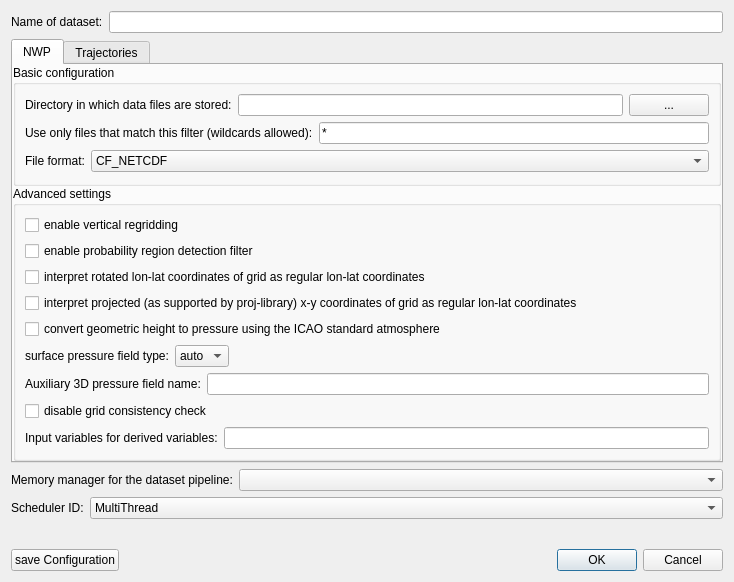
Before: the Qt Designer form src/gxfw/adddatasetdialog.ui in chrismile/met.3d, drawn with Qt 5.
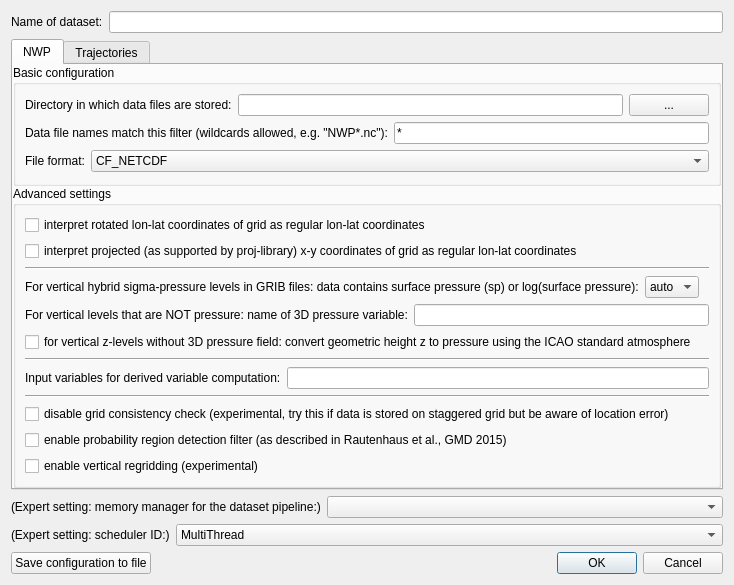
After: the same form once the commit is applied.

Commit message: add dataset dialog: updated labels for more meaningful descriptions of options

```diff
--- a/src/gxfw/adddatasetdialog.ui
+++ b/src/gxfw/adddatasetdialog.ui
@@ -113,7 +113,7 @@
             <item>
              <widget class="QLabel" name="label_7">
               <property name="text">
-               <string>Use only files that match this filter (wildcards allowed):</string>
+               <string>Data file names match this filter (wildcards allowed, e.g. &quot;NWP*.nc&quot;):</string>
               </property>
              </widget>
             </item>
@@ -166,20 +166,6 @@
           <string>Advanced settings</string>
          </property>
          <layout class="QVBoxLayout" name="verticalLayout_2">
-          <item>
-           <widget class="QCheckBox" name="regriddingBool">
-            <property name="text">
-             <string>enable vertical regridding</string>
-            </property>
-           </widget>
-          </item>
-          <item>
-           <widget class="QCheckBox" name="propRegBool">
-            <property name="text">
-             <string>enable probability region detection filter</string>
-            </property>
-           </widget>
-          </item>
           <item>
            <widget class="QCheckBox" name="treatRotatedAsRegularCheckBox">
             <property name="text">
@@ -195,9 +181,9 @@
            </widget>
           </item>
           <item>
-           <widget class="QCheckBox" name="convertGeometricHeightToPressureICAOStandardCheckBox">
-            <property name="text">
-             <string>convert geometric height to pressure using the ICAO standard atmosphere</string>
+           <widget class="Line" name="line">
+            <property name="orientation">
+             <enum>Qt::Horizontal</enum>
             </property>
            </widget>
           </item>
@@ -212,7 +198,7 @@
                </sizepolicy>
               </property>
               <property name="text">
-               <string>surface pressure field type:</string>
+               <string>For vertical hybrid sigma-pressure levels in GRIB files: data contains surface pressure (sp) or log(surface pressure):</string>
               </property>
              </widget>
             </item>
@@ -264,7 +250,7 @@
                <string>Leave empty for not using an auxiliary 3D pressure field.</string>
               </property>
               <property name="text">
-               <string>Auxiliary 3D pressure field name:</string>
+               <string>For vertical levels that are NOT pressure: name of 3D pressure variable:</string>
               </property>
              </widget>
             </item>
@@ -274,9 +260,16 @@
            </layout>
           </item>
           <item>
-           <widget class="QCheckBox" name="disableGridConsistencyCheckCheckBox">
+           <widget class="QCheckBox" name="convertGeometricHeightToPressureICAOStandardCheckBox">
             <property name="text">
-             <string>disable grid consistency check</string>
+             <string>for vertical z-levels without 3D pressure field: convert geometric height z to pressure using the ICAO standard atmosphere</string>
+            </property>
+           </widget>
+          </item>
+          <item>
+           <widget class="Line" name="line_3">
+            <property name="orientation">
+             <enum>Qt::Horizontal</enum>
             </property>
            </widget>
           </item>
@@ -285,7 +278,7 @@
             <item>
              <widget class="QLabel" name="label_8">
               <property name="text">
-               <string>Input variables for derived variables:</string>
+               <string>Input variables for derived variable computation:</string>
               </property>
              </widget>
             </item>
@@ -294,6 +287,34 @@
             </item>
            </layout>
           </item>
+          <item>
+           <widget class="Line" name="line_2">
+            <property name="orientation">
+             <enum>Qt::Horizontal</enum>
+            </property>
+           </widget>
+          </item>
+          <item>
+           <widget class="QCheckBox" name="disableGridConsistencyCheckCheckBox">
+            <property name="text">
+             <string>disable grid consistency check (experimental, try this if data is stored on staggered grid but be aware of location error)</string>
+            </property>
+           </widget>
+          </item>
+          <item>
+           <widget class="QCheckBox" name="propRegBool">
+            <property name="text">
+             <string>enable probability region detection filter (as described in Rautenhaus et al., GMD 2015)</string>
+            </property>
+           </widget>
+          </item>
+          <item>
+           <widget class="QCheckBox" name="regriddingBool">
+            <property name="text">
+             <string>enable vertical regridding (experimental)</string>
+            </property>
+           </widget>
+          </item>
          </layout>
         </widget>
        </item>
@@ -586,7 +607,7 @@
      <item>
       <widget class="QLabel" name="label_4">
        <property name="text">
-        <string>Memory manager for the dataset pipeline:</string>
+        <string>(Expert setting: memory manager for the dataset pipeline:)</string>
        </property>
       </widget>
      </item>
@@ -607,7 +628,7 @@
      <item>
       <widget class="QLabel" name="label_13">
        <property name="text">
-        <string>Scheduler ID:</string>
+        <string>(Expert setting: scheduler ID:)</string>
        </property>
       </widget>
      </item>
@@ -651,7 +672,7 @@
      <item>
       <widget class="QPushButton" name="saveConfigPushButton">
        <property name="text">
-        <string>save Configuration</string>
+        <string>Save configuration to file</string>
        </property>
       </widget>
      </item>
```
Left out of the diff: 2 changed lines with no effect on the pictures.
